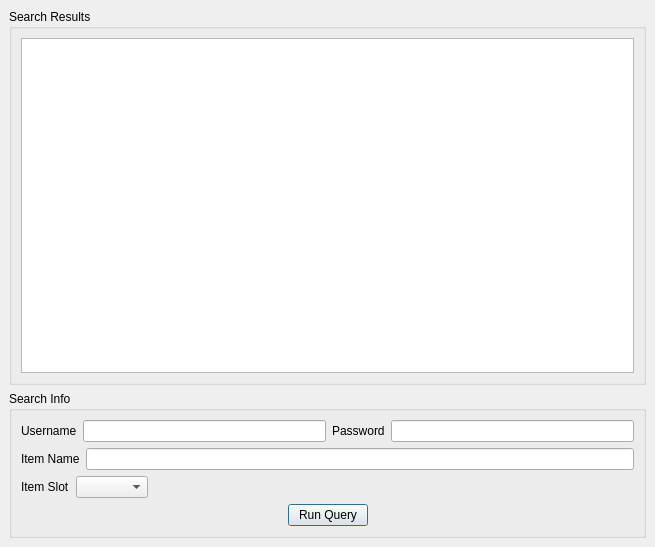
Qt form Ethinarg.ui (tomkins/spellcraftcalc) before a commit.
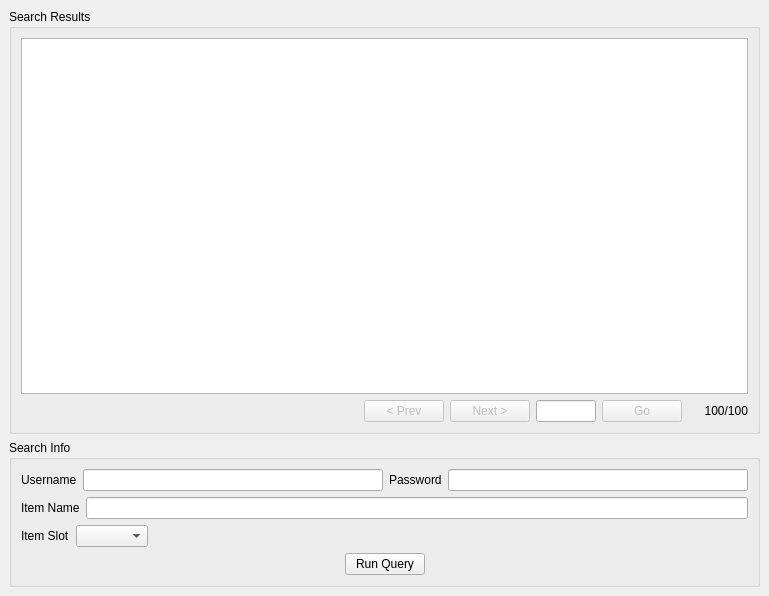
The same form after that commit.

Commit message: update ethinarg ui for page support

Diff of the .ui file:
```diff
--- a/Ethinarg.ui
+++ b/Ethinarg.ui
@@ -5,8 +5,8 @@
    <rect>
     <x>0</x>
     <y>0</y>
-    <width>655</width>
-    <height>547</height>
+    <width>769</width>
+    <height>596</height>
    </rect>
   </property>
   <property name="windowTitle" >
@@ -40,7 +40,142 @@
          <number>6</number>
         </property>
         <item>
-         <widget class="QTextBrowser" name="browser" />
+         <layout class="QVBoxLayout" >
+          <property name="margin" >
+           <number>0</number>
+          </property>
+          <property name="spacing" >
+           <number>6</number>
+          </property>
+          <item>
+           <widget class="QTextBrowser" name="browser" />
+          </item>
+          <item>
+           <layout class="QHBoxLayout" >
+            <property name="margin" >
+             <number>0</number>
+            </property>
+            <property name="spacing" >
+             <number>6</number>
+            </property>
+            <item>
+             <spacer>
+              <property name="orientation" >
+               <enum>Qt::Horizontal</enum>
+              </property>
+              <property name="sizeHint" >
+               <size>
+                <width>232</width>
+                <height>20</height>
+               </size>
+              </property>
+             </spacer>
+            </item>
+            <item>
+             <widget class="QPushButton" name="prevButton" >
+              <property name="enabled" >
+               <bool>false</bool>
+              </property>
+              <property name="sizePolicy" >
+               <sizepolicy>
+                <hsizetype>4</hsizetype>
+                <vsizetype>0</vsizetype>
+                <horstretch>0</horstretch>
+                <verstretch>0</verstretch>
+               </sizepolicy>
+              </property>
+              <property name="text" >
+               <string>&lt; Prev</string>
+              </property>
+             </widget>
+            </item>
+            <item>
+             <widget class="QPushButton" name="nextButton" >
+              <property name="enabled" >
+               <bool>false</bool>
+              </property>
+              <property name="sizePolicy" >
+               <sizepolicy>
+                <hsizetype>4</hsizetype>
+                <vsizetype>0</vsizetype>
+                <horstretch>0</horstretch>
+                <verstretch>0</verstretch>
+               </sizepolicy>
+              </property>
+              <property name="text" >
+               <string>Next ></string>
+              </property>
+             </widget>
+            </item>
+            <item>
+             <widget class="QLineEdit" name="pageNum" >
+              <property name="sizePolicy" >
+               <sizepolicy>
+                <hsizetype>4</hsizetype>
+                <vsizetype>0</vsizetype>
+                <horstretch>0</horstretch>
+                <verstretch>0</verstretch>
+               </sizepolicy>
+              </property>
+              <property name="maximumSize" >
+               <size>
+                <width>60</width>
+                <height>16777215</height>
+               </size>
+              </property>
+             </widget>
+            </item>
+            <item>
+             <widget class="QPushButton" name="goButton" >
+              <property name="enabled" >
+               <bool>false</bool>
+              </property>
+              <property name="sizePolicy" >
+               <sizepolicy>
+                <hsizetype>4</hsizetype>
+                <vsizetype>0</vsizetype>
+                <horstretch>0</horstretch>
+                <verstretch>0</verstretch>
+               </sizepolicy>
+              </property>
+              <property name="text" >
+               <string>Go</string>
+              </property>
+             </widget>
+            </item>
+            <item>
+             <widget class="QLabel" name="pageStatus" >
+              <property name="sizePolicy" >
+               <sizepolicy>
+                <hsizetype>4</hsizetype>
+                <vsizetype>5</vsizetype>
+                <horstretch>0</horstretch>
+                <verstretch>0</verstretch>
+               </sizepolicy>
+              </property>
+              <property name="minimumSize" >
+               <size>
+                <width>60</width>
+                <height>0</height>
+               </size>
+              </property>
+              <property name="maximumSize" >
+               <size>
+                <width>100</width>
+                <height>16777215</height>
+               </size>
+              </property>
+              <property name="text" >
+               <string>100/100</string>
+              </property>
+              <property name="alignment" >
+               <set>Qt::AlignRight|Qt::AlignTrailing|Qt::AlignVCenter</set>
+              </property>
+             </widget>
+            </item>
+           </layout>
+          </item>
+         </layout>
         </item>
        </layout>
       </widget>
```
